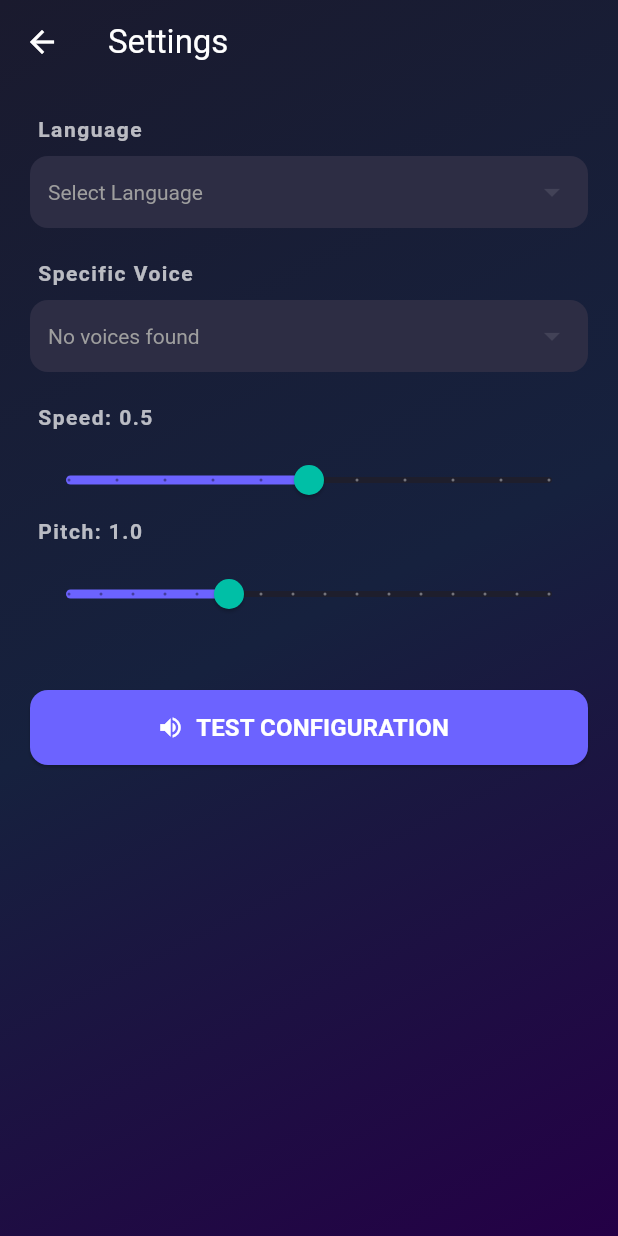
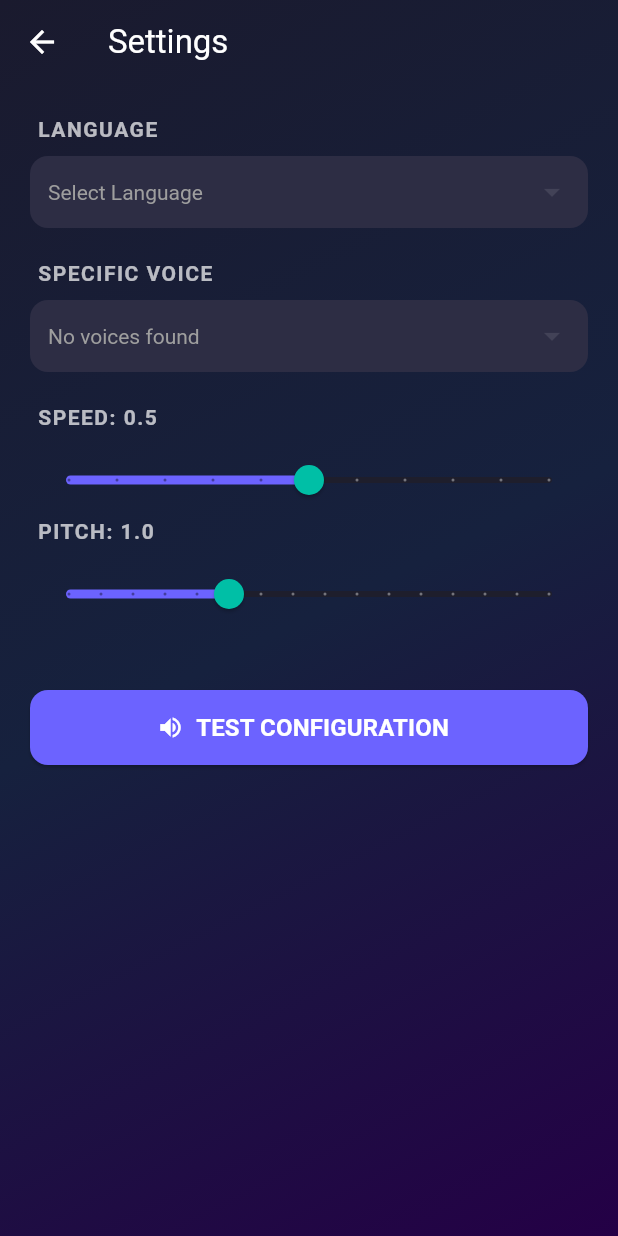
Before and after one commit to StellariumFoundation/TapTalk, a Flutter app: the screen it shows after launch, after a tap on the "settings" icon, on a phone screen of 412 x 824 dp. Run offline on Flutter 3.47's test engine with Material 3 defaults, Android fonts, the phone set to English and light mode, and no system bars; our stand-ins replace flutter_tts, shared_preferences.

Commit message:
Last Sync: 2025-12-27 15:17 (Mobile)

```diff
--- a/lib/main.dart
+++ b/lib/main.dart
@@ -20,7 +20,7 @@ class TapTalkApp extends StatelessWidget {
         brightness: Brightness.dark,
         scaffoldBackgroundColor: Colors.transparent, // Important for background gradient
         useMaterial3: true,
-        fontFamily: 'Roboto', // Or standard system font
+        fontFamily: 'Roboto',
         colorScheme: const ColorScheme.dark(
           primary: Color(0xFF6C63FF), // Purple Accent
           secondary: Color(0xFF00BFA6), // Teal Accent
@@ -102,7 +102,8 @@ class _HomeScreenState extends State<HomeScreen> {
     if (voiceJson != null) {
       try {
         Map<String, dynamic> voiceMap = jsonDecode(voiceJson);
-        await flutterTts.setVoice(voiceMap);
+        // FIX 1: Convert Map<String, dynamic> to Map<String, String>
+        await flutterTts.setVoice(Map<String, String>.from(voiceMap));
       } catch (e) {
         print("Error loading voice: $e");
       }
@@ -353,7 +354,8 @@ class _SettingsScreenState extends State<SettingsScreen> {
     await prefs.setString('language', _language);
     if (_selectedVoice != null) {
       await prefs.setString('voice', jsonEncode(_selectedVoice));
-      await widget.tts.setVoice(_selectedVoice!);
+      // FIX 2: Convert Map<String, dynamic> to Map<String, String>
+      await widget.tts.setVoice(Map<String, String>.from(_selectedVoice!));
     }
     await widget.tts.setPitch(_pitch);
     await widget.tts.setSpeechRate(_rate);
@@ -504,12 +506,12 @@ class _SettingsScreenState extends State<SettingsScreen> {
     return Padding(
       padding: const EdgeInsets.only(bottom: 8.0, left: 5),
       child: Text(
-        title,
+        // FIX 3: Removed invalid 'uppercase: true' parameter and used .toUpperCase()
+        title.toUpperCase(),
         style: const TextStyle(
           color: Colors.white70,
           fontSize: 14,
           fontWeight: FontWeight.bold,
-          uppercase: true,
           letterSpacing: 1.0,
         ),
       ),
```
Also changed, not shown: 1 other file.
